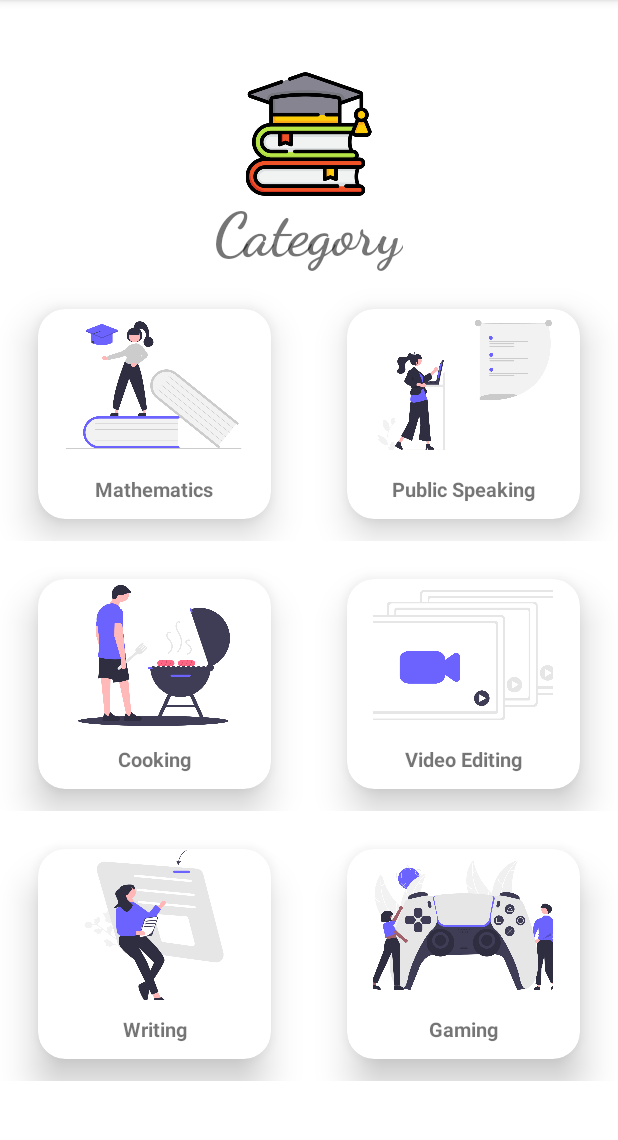
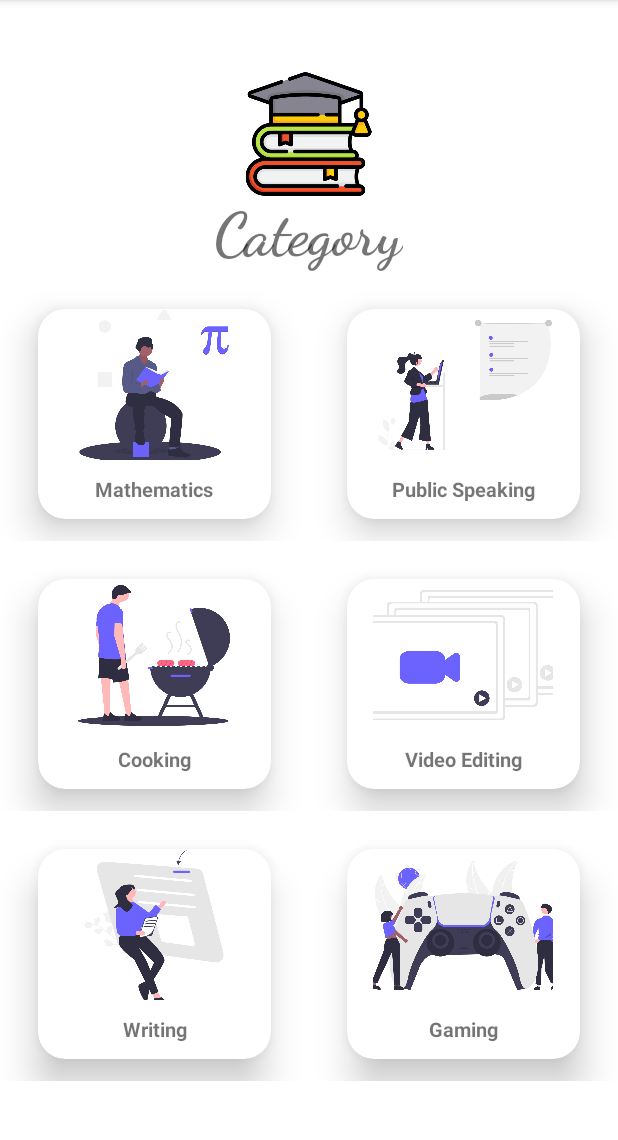
Before and after one commit to 04shubham7/Navigation_Drawer, an Android app: the fragment HomeFragment shown on its own in the app's theme, on a phone screen of 412 x 824 dp, the part 84-1224 px from its top. Run offline under Robolectric (Android 15) with nearby library versions, the phone set to English and light mode, and no system bars.

Commit message:
added images

```diff
--- a/app/src/main/res/layout/fragment_home.xml
+++ b/app/src/main/res/layout/fragment_home.xml
@@ -57,7 +57,7 @@
                     android:layout_height="100dp"
                     android:layout_gravity="center"
                     android:scaleType="centerCrop"
-                    android:src="@drawable/undraw_education_3vwh" />
+                    android:src="@drawable/undraw_mathematics_hc2c" />
 
                 <TextView
                     android:layout_width="match_parent"
```
Also changed, not shown: app/src/main/res/drawable/undraw_education_3vwh.png (deleted), app/src/main/res/drawable/undraw_education_3vwh.svg (deleted), app/src/main/res/drawable/undraw_mathematics_hc2c.png (added).
